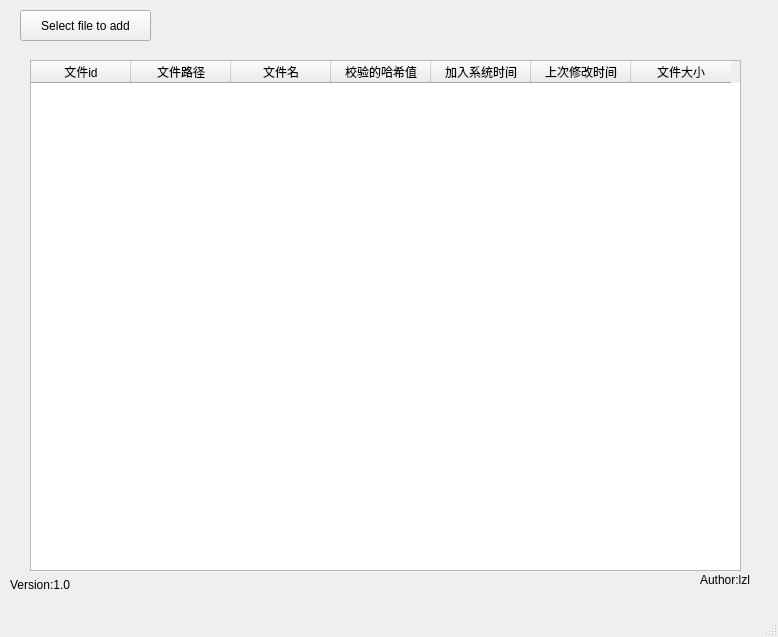
Before: the Qt Designer form sm3.ui in jerry-luo-zl/SM3-UI, drawn with Qt 5.
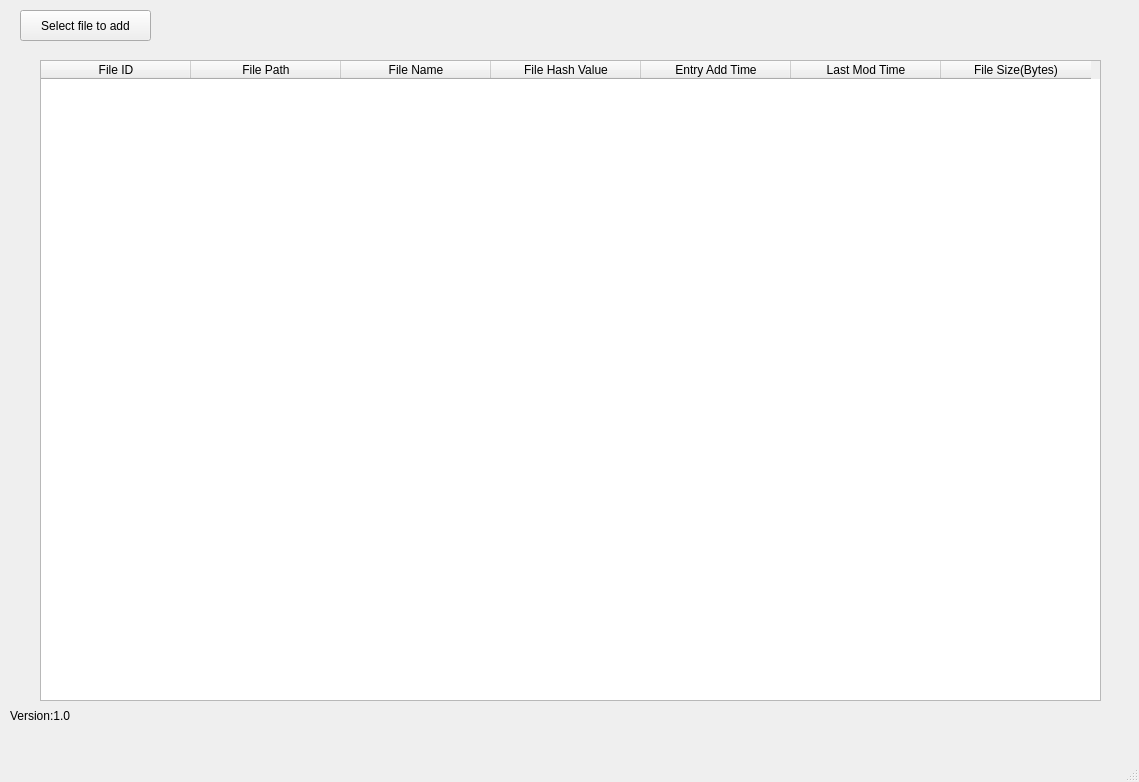
After: the same form once the commit is applied.

Patch:
```diff
--- a/sm3.ui
+++ b/sm3.ui
@@ -6,8 +6,8 @@
    <rect>
     <x>0</x>
     <y>0</y>
-    <width>778</width>
-    <height>637</height>
+    <width>1139</width>
+    <height>782</height>
    </rect>
   </property>
   <property name="contextMenuPolicy">
@@ -34,7 +34,7 @@
     <property name="geometry">
      <rect>
       <x>10</x>
-      <y>569</y>
+      <y>700</y>
       <width>71</width>
       <height>31</height>
      </rect>
@@ -43,67 +43,57 @@
      <string>Version:1.0</string>
     </property>
    </widget>
-   <widget class="QLabel" name="author_lab">
-    <property name="geometry">
-     <rect>
-      <x>700</x>
-      <y>570</y>
-      <width>61</width>
-      <height>20</height>
-     </rect>
-    </property>
-    <property name="text">
-     <string>Author:lzl</string>
-    </property>
-   </widget>
    <widget class="QTableWidget" name="system_table">
     <property name="geometry">
      <rect>
-      <x>30</x>
+      <x>40</x>
       <y>60</y>
-      <width>711</width>
-      <height>511</height>
+      <width>1061</width>
+      <height>641</height>
      </rect>
     </property>
     <attribute name="horizontalHeaderVisible">
      <bool>true</bool>
     </attribute>
+    <attribute name="horizontalHeaderDefaultSectionSize">
+     <number>150</number>
+    </attribute>
     <attribute name="verticalHeaderVisible">
      <bool>false</bool>
     </attribute>
     <column>
      <property name="text">
-      <string>文件id</string>
+      <string>File ID</string>
      </property>
     </column>
     <column>
      <property name="text">
-      <string>文件路径</string>
+      <string>File Path</string>
      </property>
     </column>
     <column>
      <property name="text">
-      <string>文件名</string>
+      <string>File Name</string>
      </property>
     </column>
     <column>
      <property name="text">
-      <string>校验的哈希值</string>
+      <string>File Hash Value</string>
      </property>
     </column>
     <column>
      <property name="text">
-      <string>加入系统时间</string>
+      <string>Entry Add Time</string>
      </property>
     </column>
     <column>
      <property name="text">
-      <string>上次修改时间</string>
+      <string>Last Mod Time</string>
      </property>
     </column>
     <column>
      <property name="text">
-      <string>文件大小</string>
+      <string>File Size(Bytes)</string>
      </property>
     </column>
    </widget>
```
Left out of the diff: 2 changed lines with no effect on the pictures.
